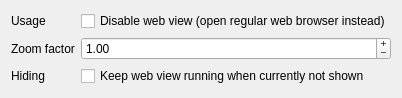
Before: the Qt Designer form tray/gui/webviewoptionpage.ui in Martchus/syncthingtray, drawn with Qt 5.
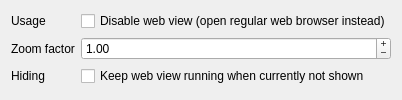
After: the same form once the commit is applied.

Commit message: Remove useless geometry property

Patch:
```diff
--- a/tray/gui/webviewoptionpage.ui
+++ b/tray/gui/webviewoptionpage.ui
@@ -2,14 +2,6 @@
 <ui version="4.0">
  <class>QtGui::WebViewOptionPage</class>
  <widget class="QWidget" name="QtGui::WebViewOptionPage">
-  <property name="geometry">
-   <rect>
-    <x>0</x>
-    <y>0</y>
-    <width>356</width>
-    <height>98</height>
-   </rect>
-  </property>
   <property name="windowTitle">
    <string>General</string>
   </property>
```
The commit also changes 2 other files.
